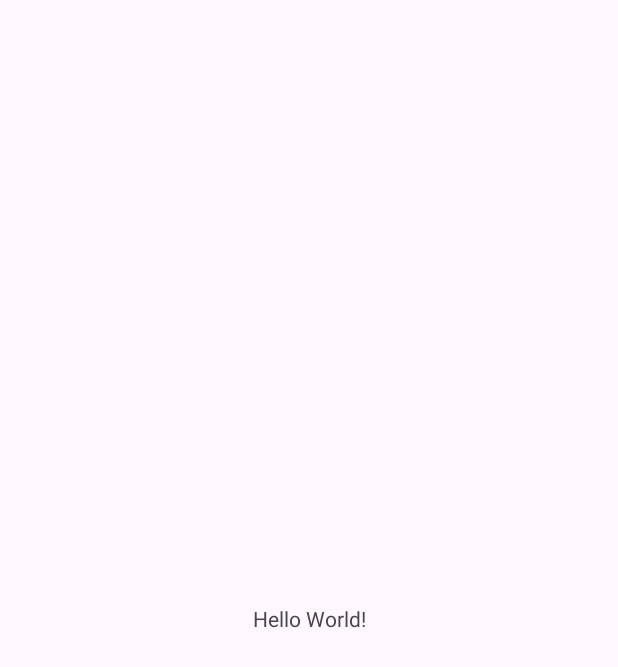
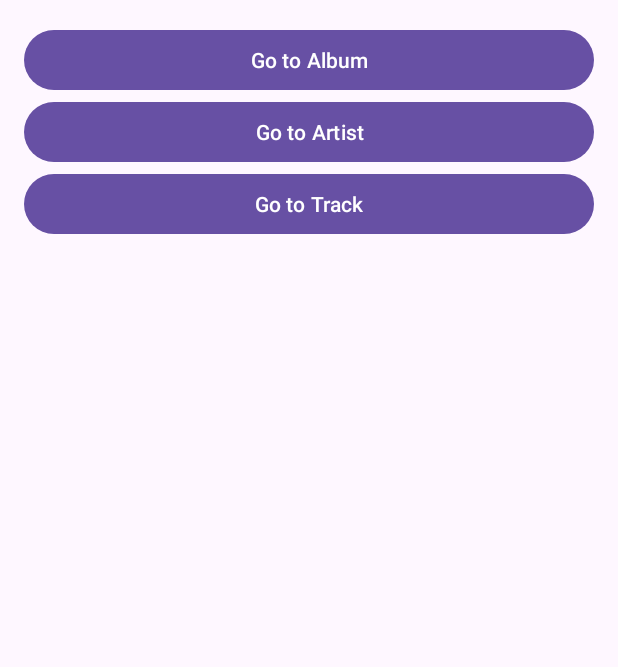
Before and after one commit to namzoyatuk/music-app, an Android app: the screen it shows after launch (MainActivity), on a phone screen of 412 x 824 dp. Before the commit the part shown is almost empty. Shown: the top 667 px of the screen. Run offline under Robolectric (Android 15) with nearby library versions, the phone set to English and light mode, and no system bars.

```diff
--- a/app/src/main/java/com/example/music_app/MainActivity.java
+++ b/app/src/main/java/com/example/music_app/MainActivity.java
@@ -8,17 +8,31 @@ import androidx.core.graphics.Insets;
 import androidx.core.view.ViewCompat;
 import androidx.core.view.WindowInsetsCompat;
 
+import com.example.music_app.databinding.ActivityMainBinding;
+import com.example.music_app.ui.AlbumActivity;
+import com.example.music_app.ui.ArtistActivity;
+import com.example.music_app.ui.TrackActivity;
+
 public class MainActivity extends AppCompatActivity {
+    private ActivityMainBinding binding;
+
 
     @Override
     protected void onCreate(Bundle savedInstanceState) {
         super.onCreate(savedInstanceState);
-        EdgeToEdge.enable(this);
-        setContentView(R.layout.activity_main);
-        ViewCompat.setOnApplyWindowInsetsListener(findViewById(R.id.main), (v, insets) -> {
-            Insets systemBars = insets.getInsets(WindowInsetsCompat.Type.systemBars());
-            v.setPadding(systemBars.left, systemBars.top, systemBars.right, systemBars.bottom);
-            return insets;
+        binding = ActivityMainBinding.inflate(getLayoutInflater());
+        setContentView(binding.getRoot());
+
+        binding.buttonAlbum.setOnClickListener(v -> {
+            startActivity(AlbumActivity.createIntent(this));
+        });
+
+        binding.buttonArtist.setOnClickListener(v -> {
+            startActivity(ArtistActivity.createIntent(this));
+        });
+
+        binding.buttonTrack.setOnClickListener(v -> {
+            startActivity(TrackActivity.createIntent(this));
         });
     }
 }
--- a/app/src/main/java/com/example/music_app/network/DTO/AlbumDto.java
+++ b/app/src/main/java/com/example/music_app/network/DTO/AlbumDto.java
@@ -29,6 +29,5 @@ public class AlbumDto {
         private String previous;
         private int total;
         private List<TrackDto> items;
-
     }
 }
--- a/app/src/main/java/com/example/music_app/network/SpotifyService.java
+++ b/app/src/main/java/com/example/music_app/network/SpotifyService.java
@@ -10,7 +10,7 @@ import retrofit2.http.Query;
 import retrofit2.http.Header;
 import retrofit2.http.Path;
 
-
+//TODO singleton??
 public interface SpotifyService {
     @GET("v1/artists/{id}")
     Call<ArtistDto> getArtist(
--- a/app/src/main/java/com/example/music_app/ui/AlbumActivity.java
+++ b/app/src/main/java/com/example/music_app/ui/AlbumActivity.java
@@ -1,5 +1,6 @@
 package com.example.music_app.ui;
 
+import android.content.Intent;
 import android.os.Bundle;
 
 import androidx.appcompat.app.AppCompatActivity;
@@ -12,4 +13,9 @@ public class AlbumActivity extends AppCompatActivity {
         super.onCreate(savedInstanceState);
         setContentView(R.layout.activity_album);
     }
+
+
+    public static Intent createIntent(AppCompatActivity activity) {
+        return new Intent(activity, AlbumActivity.class);
+    }
 }
--- a/app/src/main/java/com/example/music_app/ui/ArtistActivity.java
+++ b/app/src/main/java/com/example/music_app/ui/ArtistActivity.java
@@ -1,5 +1,6 @@
 package com.example.music_app.ui;
 
+import android.content.Intent;
 import android.os.Bundle;
 import androidx.appcompat.app.AppCompatActivity;
 import com.example.music_app.R;
@@ -10,4 +11,8 @@ public class ArtistActivity extends AppCompatActivity {
         super.onCreate(savedInstanceState);
         setContentView(R.layout.activity_artist);
     }
+
+    public static Intent createIntent(AppCompatActivity activity) {
+        return new Intent(activity, ArtistActivity.class);
+    }
 }
--- a/app/src/main/java/com/example/music_app/util/Constants.java
+++ b/app/src/main/java/com/example/music_app/util/Constants.java
@@ -1,5 +1,5 @@
 package com.example.music_app.util;
 
 public class Constants {
-    public static final String SPOTIFY_TOKEN = "Bearer BQAICJifXFNdkoAg_QKNUuRtBLa1GCSFOStVHbsPQPiMSZLvije2fFnI4U_MpIXNtmginKHvxQpoe0jsbIZP67fzFBxCUiFKwX3yNYRD4Iw_DWWNLsE";
+    public static final String SPOTIFY_TOKEN = "Bearer BQB1uTSQmG7Z8BRff2NxrLoh9tiuLAWxEj7WYRANRh3mzgAfMJ9rL6NyxgnPCfjyhuTGiiYmWbLHZKAnyZrK0WveudrmJUhib4kaM-5Pms8G5rxpSdA";
 }
--- a/app/src/main/res/layout/activity_main.xml
+++ b/app/src/main/res/layout/activity_main.xml
@@ -1,19 +1,25 @@
 <?xml version="1.0" encoding="utf-8"?>
-<androidx.constraintlayout.widget.ConstraintLayout xmlns:android="http://schemas.android.com/apk/res/android"
-    xmlns:app="http://schemas.android.com/apk/res-auto"
-    xmlns:tools="http://schemas.android.com/tools"
-    android:id="@+id/main"
+<LinearLayout xmlns:android="http://schemas.android.com/apk/res/android"
     android:layout_width="match_parent"
     android:layout_height="match_parent"
-    tools:context=".MainActivity">
+    android:orientation="vertical"
+    android:padding="16dp">
 
-    <TextView
-        android:layout_width="wrap_content"
+    <Button
+        android:id="@+id/button_album"
+        android:layout_width="match_parent"
         android:layout_height="wrap_content"
-        android:text="Hello World!"
-        app:layout_constraintBottom_toBottomOf="parent"
-        app:layout_constraintEnd_toEndOf="parent"
-        app:layout_constraintStart_toStartOf="parent"
-        app:layout_constraintTop_toTopOf="parent" />
+        android:text="Go to Album" />
 
-</androidx.constraintlayout.widget.ConstraintLayout>
+    <Button
+        android:id="@+id/button_artist"
+        android:layout_width="match_parent"
+        android:layout_height="wrap_content"
+        android:text="Go to Artist" />
+
+    <Button
+        android:id="@+id/button_track"
+        android:layout_width="match_parent"
+        android:layout_height="wrap_content"
+        android:text="Go to Track" />
+</LinearLayout>
--- a/gradle/libs.versions.toml
+++ b/gradle/libs.versions.toml
@@ -8,6 +8,7 @@ material = "1.12.0"
 activity = "1.9.0"
 constraintlayout = "2.1.4"
 retrofit = "2.9.0"
+truth = "1.6.0"
 
 [libraries]
 junit = { group = "junit", name = "junit", version.ref = "junit" }
@@ -28,7 +29,10 @@ room = { module = "androidx.room:room-runtime", version = "2.6.1" }
 room-compiler = { module = "androidx.room:room-compiler", version = "2.6.1" }
 room-ktx = { module = "androidx.room:room-ktx", version = "2.6.1" }
 livedata = { module = "androidx.lifecycle:lifecycle-livedata-ktx", version = "2.8.4" }
-
+bumptech = { module = "com.github.bumptech.glide:glide", version = "4.16.0" }
+mockito = { module = "org.mockito:mockito-core", version = "4.2.0" }
+truth = { group = "androidx.test.ext", name = "truth", version.ref = "truth" }
+rules = { group = "androidx.test", name = "rules", version = "1.6.1" }
 
 [plugins]
 android-application = { id = "com.android.application", version.ref = "agp" }
```
Also changed, not shown: app/build.gradle.kts (+5 -2 lines), app/src/main/AndroidManifest.xml (+9 -0 lines), app/src/main/java/com/example/music_app/adapter/TrackAdapter.java (added, +60 -0 lines), app/src/main/java/com/example/music_app/repository/TrackRepository.java (+9 -1 lines), app/src/main/java/com/example/music_app/ui/TrackActivity.java (+33 -0 lines), app/src/main/java/com/example/music_app/viewmodel/TrackViewModel.java (+21 -2 lines), app/src/main/res/layout/activity_album.xml (+5 -3 lines), app/src/main/res/layout/activity_artist.xml (+5 -3 lines), app/src/main/res/layout/activity_track.xml (+11 -3 lines), app/src/main/res/layout/item_track.xml (added, +24 -0 lines), 1 other file.
